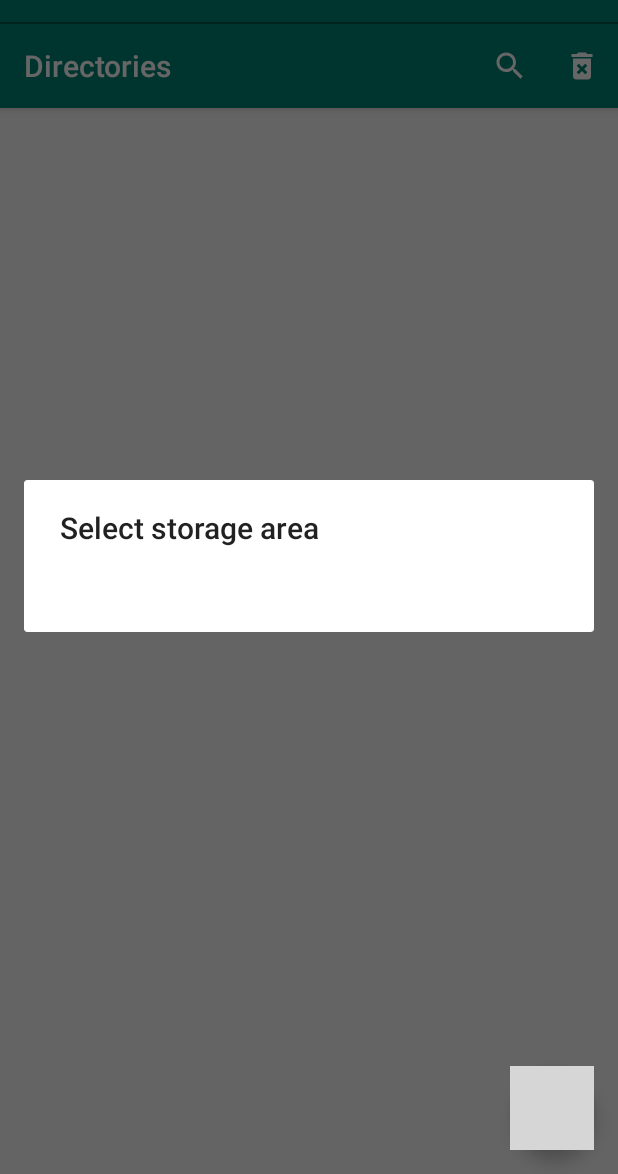
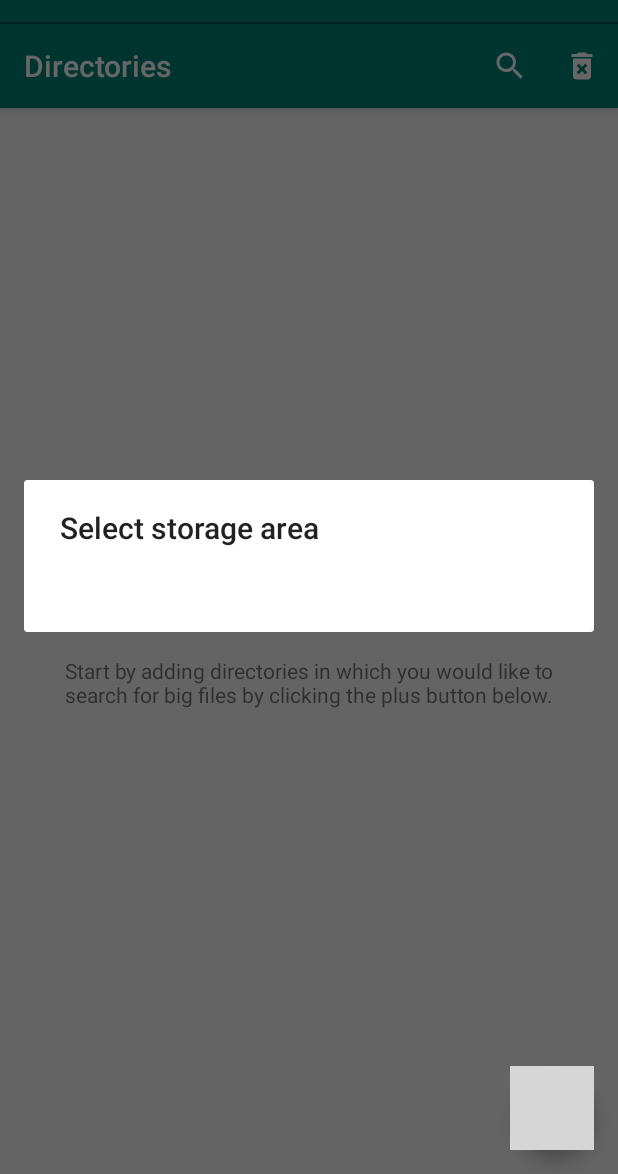
Before and after one commit to juraj-haluska/BigFileFinder, an Android app: the screen it shows after launch (MainActivity), after a tap on an icon or button, on a phone screen of 412 x 824 dp, the part 62-1236 px from its top. Run offline under Robolectric (Android 15) with nearby library versions, the phone set to English and light mode, and no system bars; our stand-ins replace Room's generated code, data binding; 3 statements that could not run were skipped; grey boxes are pictures that could not be loaded.

Commit message:
add empty state text

```diff
--- a/app/src/main/java/net/spacive/bigfilefinder/view/MainActivity.java
+++ b/app/src/main/java/net/spacive/bigfilefinder/view/MainActivity.java
@@ -98,6 +98,13 @@ public class MainActivity extends AppCompatActivity {
         itemTouchHelper.attachToRecyclerView(binding.recyclerDirPaths);
 
         viewModel.getDirPaths().observe(this, dirPathModels -> {
+
+            if (dirPathModels.isEmpty()) {
+                binding.emptyState.setVisibility(View.VISIBLE);
+            } else {
+                binding.emptyState.setVisibility(View.GONE);
+            }
+
             dirPathAdapter.setDataset(dirPathModels);
             this.dataSet = dirPathModels;
         });
--- a/app/src/main/res/layout/activity_main.xml
+++ b/app/src/main/res/layout/activity_main.xml
@@ -37,13 +37,25 @@
 
         </com.google.android.material.appbar.AppBarLayout>
 
-        <androidx.recyclerview.widget.RecyclerView
-            android:id="@+id/recycler_dir_paths"
+        <RelativeLayout
             android:layout_width="match_parent"
             android:layout_height="match_parent"
             app:layout_behavior="@string/appbar_scrolling_view_behavior">
 
-        </androidx.recyclerview.widget.RecyclerView>
+            <TextView
+                android:id="@+id/empty_state"
+                android:padding="32dp"
+                android:layout_width="match_parent"
+                android:layout_height="match_parent"
+                android:gravity="center"
+                android:text="@string/empty_state"/>
+
+            <androidx.recyclerview.widget.RecyclerView
+                android:id="@+id/recycler_dir_paths"
+                android:layout_width="match_parent"
+                android:layout_height="match_parent" />
+
+        </RelativeLayout>
 
         <com.google.android.material.floatingactionbutton.FloatingActionButton
             android:id="@+id/fab"
--- a/app/src/main/res/values/strings.xml
+++ b/app/src/main/res/values/strings.xml
@@ -32,4 +32,9 @@
     <string name="snack_file_error">Error occurred while deleting file</string>
 
     <string name="label_clipboard">File path</string>
+
+    <string name="empty_state">
+        Start by adding directories in which you would like to
+        search for big files by clicking the plus button below.
+    </string>
 </resources>
```
